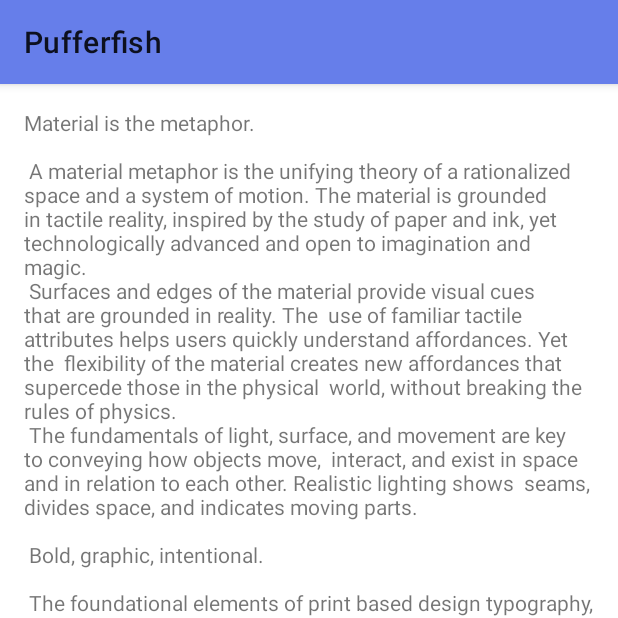
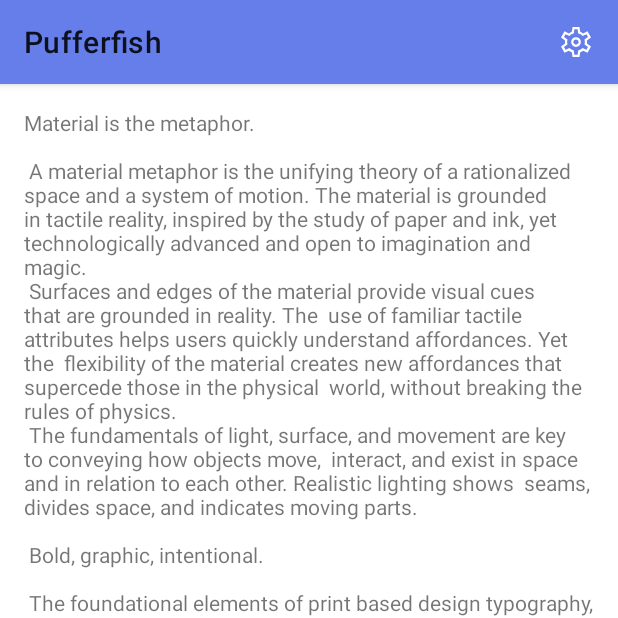
Before and after one commit to Gejsi/Pufferfish, an Android app: the screen it shows after launch (MainActivity), on a phone screen of 412 x 824 dp, the top half of it. Run offline under Robolectric (Android 15) with nearby library versions, the phone set to English and light mode, and no system bars.

Commit message:
Added settings activity

```diff
--- a/app/build.gradle
+++ b/app/build.gradle
@@ -38,4 +38,5 @@ dependencies {
     implementation 'androidx.constraintlayout:constraintlayout:2.1.4'
     implementation 'com.google.android.libraries.places:places:3.0.0'
     implementation 'com.android.volley:volley:1.2.1'
+    implementation 'androidx.preference:preference:1.2.0'
 }
--- a/app/src/main/java/io/gejsi/pufferfish/controllers/MainActivity.java
+++ b/app/src/main/java/io/gejsi/pufferfish/controllers/MainActivity.java
@@ -2,11 +2,13 @@ package io.gejsi.pufferfish.controllers;
 
 import android.content.Intent;
 import android.os.Bundle;
-
-import com.google.android.material.floatingactionbutton.FloatingActionButton;
+import android.view.View;
+import android.widget.ImageButton;
 
 import androidx.appcompat.app.AppCompatActivity;
 import androidx.appcompat.widget.Toolbar;
+
+import com.google.android.material.floatingactionbutton.FloatingActionButton;
 
 import io.gejsi.pufferfish.databinding.ActivityMainBinding;
 
@@ -29,5 +31,11 @@ public class MainActivity extends AppCompatActivity {
             Intent intent = new Intent(MainActivity.this, MapsActivity.class);
             startActivity(intent);
         });
+
+        ImageButton settingsButton = binding.settingsButton;
+        settingsButton.setOnClickListener((View.OnClickListener) view -> {
+            Intent intent = new Intent(MainActivity.this, SettingsActivity.class);
+            startActivity(intent);
+        });
     }
 }
--- /dev/null
+++ b/app/src/main/res/drawable/ic_settings.xml
@@ -0,0 +1,4 @@
+<vector android:height="24dp" android:viewportHeight="960"
+    android:viewportWidth="960" android:width="24dp" xmlns:android="http://schemas.android.com/apk/res/android">
+    <path android:fillColor="?attr/colorOnPrimary" android:pathData="m388,880 l-20,-126q-19,-7 -40,-19t-37,-25l-118,54 -93,-164 108,-79q-2,-9 -2.5,-20.5T185,480q0,-9 0.5,-20.5T188,439L80,360l93,-164 118,54q16,-13 37,-25t40,-18l20,-127h184l20,126q19,7 40.5,18.5T669,250l118,-54 93,164 -108,77q2,10 2.5,21.5t0.5,21.5q0,10 -0.5,21t-2.5,21l108,78 -93,164 -118,-54q-16,13 -36.5,25.5T592,754l-20,126L388,880ZM480,610q54,0 92,-38t38,-92q0,-54 -38,-92t-92,-38q-54,0 -92,38t-38,92q0,54 38,92t92,38ZM480,550q-29,0 -49.5,-20.5T410,480q0,-29 20.5,-49.5T480,410q29,0 49.5,20.5T550,480q0,29 -20.5,49.5T480,550ZM480,480ZM436,820h88l14,-112q33,-8 62.5,-25t53.5,-41l106,46 40,-72 -94,-69q4,-17 6.5,-33.5T715,480q0,-17 -2,-33.5t-7,-33.5l94,-69 -40,-72 -106,46q-23,-26 -52,-43.5T538,252l-14,-112h-88l-14,112q-34,7 -63.5,24T306,318l-106,-46 -40,72 94,69q-4,17 -6.5,33.5T245,480q0,17 2.5,33.5T254,547l-94,69 40,72 106,-46q24,24 53.5,41t62.5,25l14,112Z"/>
+</vector>
--- a/app/src/main/res/layout/activity_main.xml
+++ b/app/src/main/res/layout/activity_main.xml
@@ -17,9 +17,20 @@
             android:layout_height="?attr/actionBarSize"
             android:background="?attr/colorPrimary"
             app:layout_collapseMode="pin"
-            app:title="@string/app_name"/>
+            app:title="@string/app_name">
 
-        <!-- TODO: add menu_main -->
+            <ImageButton
+                android:id="@+id/settings_button"
+                android:layout_width="wrap_content"
+                android:layout_height="wrap_content"
+                android:src="@drawable/ic_settings"
+                android:padding="8dp"
+                android:layout_marginRight="8dp"
+                android:background="?attr/selectableItemBackground"
+                android:layout_gravity="end"/>
+        </androidx.appcompat.widget.Toolbar>
+
+
     </com.google.android.material.appbar.AppBarLayout>
 
     <include layout="@layout/content_scrolling" android:id="@+id/content" />
--- a/app/src/main/res/layout/activity_maps.xml
+++ b/app/src/main/res/layout/activity_maps.xml
@@ -19,6 +19,7 @@
             android:background="?attr/colorPrimary"
             app:layout_collapseMode="pin"
             app:title="@string/app_name"/>
+
     </com.google.android.material.appbar.AppBarLayout>
 
     <fragment
```
Also changed, not shown: app/src/main/AndroidManifest.xml (+6 -1 lines), app/src/main/java/io/gejsi/pufferfish/controllers/SettingsActivity.java (added, +32 -0 lines), app/src/main/res/layout/settings_activity.xml (added, +25 -0 lines), app/src/main/res/menu/current_place_menu.xml (deleted, +0 -8 lines), app/src/main/res/values/arrays.xml (added, +12 -0 lines), app/src/main/res/values/strings.xml (+16 -0 lines), app/src/main/res/xml/root_preferences.xml (added, +35 -0 lines).
